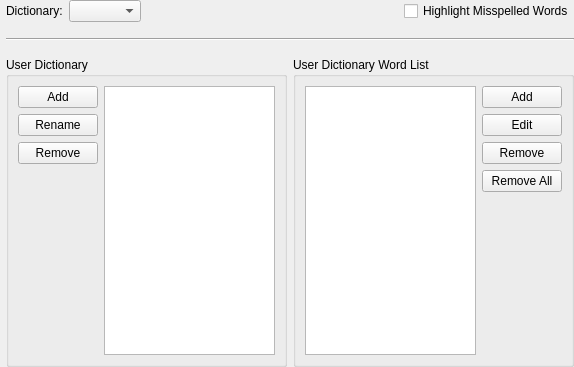
First picture: the form in src/Sigil/Form_Files/PSpellCheckWidget.ui, repository Sigil-Ebook/Sigil, before the edit.
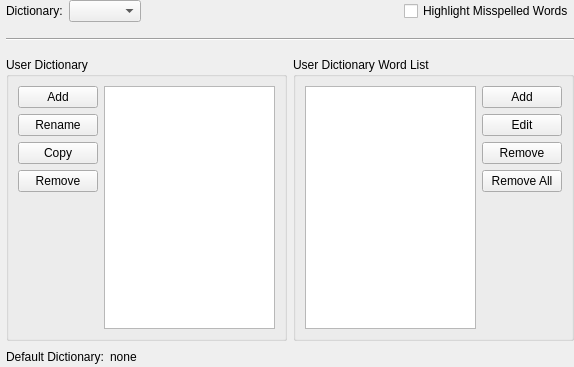
Second picture: the form after the edit.

Commit message: Implemented issue 1949: Add support for multiple active user dictionaries.

Patch:
```diff
--- a/src/Sigil/Form_Files/PSpellCheckWidget.ui
+++ b/src/Sigil/Form_Files/PSpellCheckWidget.ui
@@ -136,6 +136,13 @@
             </property>
            </widget>
           </item>
+          <item>
+           <widget class="QPushButton" name="copyUserDict">
+            <property name="text">
+             <string>Copy</string>
+            </property>
+           </widget>
+          </item>
           <item>
            <widget class="QPushButton" name="removeUserDict">
             <property name="text">
@@ -159,7 +166,15 @@
          </layout>
         </item>
         <item>
-         <widget class="QListWidget" name="userDictList"/>
+         <widget class="QTableView" name="userDictList">
+          <property name="toolTip">
+           <string>Choose which dictionaries are used for
+checking spelling by marking the checkboxes.
+
+Select a dictionary to display its words,
+and to make it the default dictionary.</string>
+          </property>
+         </widget>
         </item>
        </layout>
       </widget>
@@ -227,6 +242,41 @@
      </item>
     </layout>
    </item>
+   <item>
+    <layout class="QHBoxLayout" name="horizontalLayout_6">
+     <item>
+      <widget class="QLabel" name="label_2">
+       <property name="toolTip">
+        <string>The default dictionary is used when you add words to the
+default dictionary or use the shortcuts for Add Misspelled Words.</string>
+       </property>
+       <property name="text">
+        <string>Default Dictionary:</string>
+       </property>
+      </widget>
+     </item>
+     <item>
+      <widget class="QLabel" name="defaultUserDictionary">
+       <property name="text">
+        <string>none</string>
+       </property>
+      </widget>
+     </item>
+     <item>
+      <spacer name="horizontalSpacer_2">
+       <property name="orientation">
+        <enum>Qt::Horizontal</enum>
+       </property>
+       <property name="sizeHint" stdset="0">
+        <size>
+         <width>40</width>
+         <height>20</height>
+        </size>
+       </property>
+      </spacer>
+     </item>
+    </layout>
+   </item>
   </layout>
  </widget>
  <resources/>
```
Left out of the diff: 5 changed lines with no effect on the pictures. The commit also changes 13 other files.
